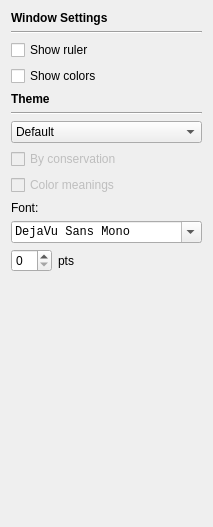
beowulfey/pylinnaeo, file linnaeo/ui/ali_settings.ui: the form before one commit.
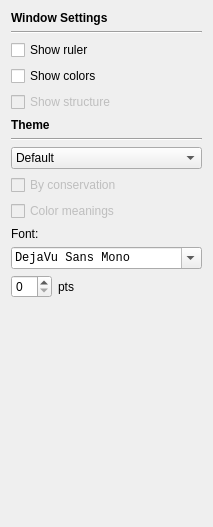
The form after the commit.

Commit message: Can now display raw DSSP output and fixed bug in refreshing options on changing windows.

What changed in the file:
```diff
--- a/linnaeo/ui/ali_settings.ui
+++ b/linnaeo/ui/ali_settings.ui
@@ -54,6 +54,22 @@
      </property>
     </widget>
    </item>
+   <item>
+    <widget class="QCheckBox" name="checkStructure">
+     <property name="enabled">
+      <bool>false</bool>
+     </property>
+     <property name="contextMenuPolicy">
+      <enum>Qt::CustomContextMenu</enum>
+     </property>
+     <property name="toolTip">
+      <string>Show structure information calculated by DSSP</string>
+     </property>
+     <property name="text">
+      <string>Show structure</string>
+     </property>
+    </widget>
+   </item>
    <item>
     <widget class="QLabel" name="label_2">
      <property name="font">
```
Left out of the diff: 29 changed lines with no effect on the pictures. The commit also changes 5 other files.
